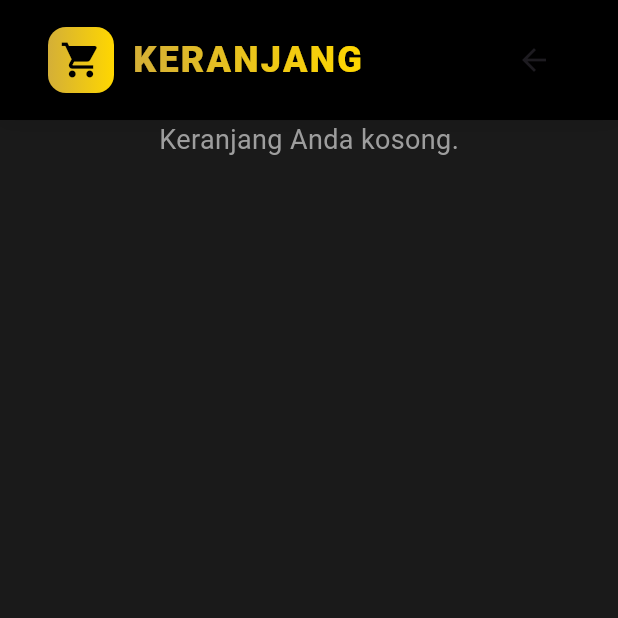
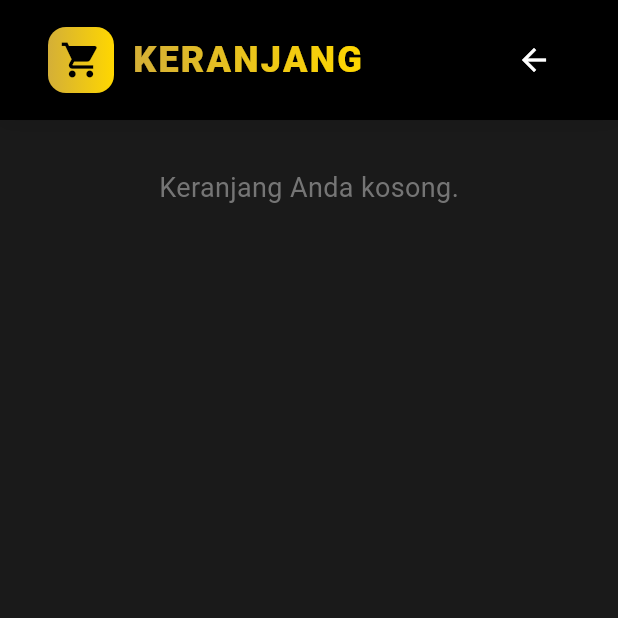
Before and after one commit to jennn1-jr/toko-novel, a Flutter app: the CartPage screen opened directly, on a phone screen of 412 x 824 dp, the top half of it. Run offline on Flutter 3.47's test engine with Material 3 defaults, Android fonts, the phone set to English and light mode, and no system bars; our stand-ins replace cloud_firestore, firebase_auth, firebase_core, font_awesome_flutter, pdf, printing and 1 more; accounts and stored records are empty; Roboto replaces fonts that are missing (Poppins); project files that could hold a hidden picture were left out.

Commit message:
fix: Improve cart page back button and text theming

```diff
--- a/lib/cart_page.dart
+++ b/lib/cart_page.dart
@@ -87,7 +87,10 @@ class _CartPageState extends State<CartPage> {
                       ),
                       const Spacer(),
                       IconButton(
-                        icon: const Icon(Icons.arrow_back),
+                        icon: Icon(
+                          Icons.arrow_back,
+                          color: isDarkMode ? Colors.white : Colors.black,
+                        ),
                         onPressed: () {
                           Navigator.pop(context);
                         },
@@ -108,10 +111,16 @@ class _CartPageState extends State<CartPage> {
                       return Center(child: Text('Error: ${snapshot.error}'));
                     }
                     if (!snapshot.hasData || snapshot.data!.isEmpty) {
-                      return const Center(
-                        child: Text(
-                          'Keranjang Anda kosong.',
-                          style: TextStyle(fontSize: 18, color: Colors.grey),
+                      return Center(
+                        child: Padding(
+                          padding: const EdgeInsets.all(32.0),
+                          child: Text(
+                            'Keranjang Anda kosong.',
+                            style: TextStyle(
+                              fontSize: 18,
+                              color: isDarkMode ? Colors.grey[600] : Colors.grey[800],
+                            ),
+                          ),
                         ),
                       );
                     }
@@ -134,11 +143,12 @@ class _CartPageState extends State<CartPage> {
                                   mainAxisAlignment:
                                       MainAxisAlignment.spaceBetween,
                                   children: [
-                                    const Text(
+                                    Text(
                                       'Keranjang Buku Anda',
                                       style: TextStyle(
                                         fontSize: 24,
                                         fontWeight: FontWeight.bold,
+                                        color: isDarkMode ? Colors.white : Colors.black,
                                       ),
                                     ),
                                     TextButton.icon(
@@ -164,6 +174,7 @@ class _CartPageState extends State<CartPage> {
                                   final item = cartItems[index];
                                   return CartItemCard(
                                     item: item,
+                                    isDarkMode: isDarkMode,
                                     onRemove: () =>
                                         _firestoreService.removeFromCart(item),
                                   );
@@ -175,17 +186,18 @@ class _CartPageState extends State<CartPage> {
                         Container(
                           width: 350,
                           color: isDarkMode
-                              ? const Color(0xFF1A1A1A)
+                              ? const Color.fromARGB(255, 44, 43, 43)
                               : const Color(0xFFF5F5F5),
                           padding: const EdgeInsets.all(24),
                           child: Column(
                             crossAxisAlignment: CrossAxisAlignment.start,
                             children: [
-                              const Text(
+                              Text(
                                 'Ringkasan Pesanan',
                                 style: TextStyle(
                                   fontSize: 20,
                                   fontWeight: FontWeight.bold,
+                                  color: isDarkMode ? Colors.white : Colors.black,
                                 ),
                               ),
                               const SizedBox(height: 24),
@@ -193,45 +205,54 @@ class _CartPageState extends State<CartPage> {
                                 mainAxisAlignment:
                                     MainAxisAlignment.spaceBetween,
                                 children: [
-                                  const Text(
+                                  Text(
                                     'Subtotal',
                                     style: TextStyle(
-                                        color: Colors.grey, fontSize: 14),
+                                        color: isDarkMode ? Colors.grey[400] : Colors.grey[600],
+                                        fontSize: 14),
                                   ),
                                   Text(
                                     'Rp ${totalPrice.toStringAsFixed(0)}',
-                                    style: const TextStyle(fontSize: 14),
+                                    style: TextStyle(
+                                      fontSize: 14,
+                                      color: isDarkMode ? Colors.white70 : Colors.black87,
+                                    ),
                                   ),
                                 ],
                               ),
                               const SizedBox(height: 12),
-                              const Row(
+                              Row(
                                 mainAxisAlignment:
                                     MainAxisAlignment.spaceBetween,
                                 children: [
                                   Text(
                                     'Biaya Pengiriman',
                                     style: TextStyle(
-                                        color: Colors.grey, fontSize: 14),
+                                        color: isDarkMode ? Colors.grey[400] : Colors.grey[600],
+                                        fontSize: 14),
                                   ),
                                   Text(
                                     'Rp 15.000',
-                                    style: TextStyle(fontSize: 14),
+                                    style: TextStyle(
+                                      fontSize: 14,
+                                      color: isDarkMode ? Colors.white70 : Colors.black87,
+                                    ),
                                   ),
                                 ],
                               ),
                               const SizedBox(height: 12),
-                              const Divider(color: Colors.grey),
+                              Divider(color: isDarkMode ? Colors.grey[800] : Colors.grey[300]),
                               const SizedBox(height: 12),
                               Row(
                                 mainAxisAlignment:
                                     MainAxisAlignment.spaceBetween,
                                 children: [
-                                  const Text(
+                                  Text(
                                     'Total',
                                     style: TextStyle(
                                       fontSize: 18,
                                       fontWeight: FontWeight.bold,
+                                      color: isDarkMode ? Colors.white : Colors.black,
                                     ),
                                   ),
                                   Text(
@@ -417,11 +438,13 @@ class _CartPageState extends State<CartPage> {
 class CartItemCard extends StatelessWidget {
   final BookModel item;
   final VoidCallback onRemove;
+  final bool isDarkMode;
 
   const CartItemCard({
     Key? key,
     required this.item,
     required this.onRemove,
+    required this.isDarkMode,
   }) : super(key: key);
 
   @override
@@ -430,8 +453,15 @@ class CartItemCard extends StatelessWidget {
       margin: const EdgeInsets.only(bottom: 16),
       padding: const EdgeInsets.all(16),
       decoration: BoxDecoration(
-        color: const Color(0xFF1E1E1E),
+        color: isDarkMode ? const Color(0xFF2A2A2A) : Colors.white,
         borderRadius: BorderRadius.circular(12),
+        boxShadow: [
+          BoxShadow(
+            color: Colors.black.withOpacity(0.1),
+            blurRadius: 10,
+            offset: Offset(0, 4),
+          ),
+        ],
       ),
       child: Row(
         children: [
@@ -446,8 +476,8 @@ class CartItemCard extends StatelessWidget {
                 return Container(
                   width: 80,
                   height: 110,
-                  color: Colors.grey[800],
-                  child: const Icon(Icons.book, size: 40, color: Colors.grey),
+                  color: isDarkMode ? Colors.grey[800] : Colors.grey[200],
+                  child: Icon(Icons.book, size: 40, color: isDarkMode ? Colors.grey[600] : Colors.grey[400]),
                 );
               },
             ),
@@ -459,10 +489,10 @@ class CartItemCard extends StatelessWidget {
               children: [
                 Text(
                   item.title ?? '',
-                  style: const TextStyle(
+                  style: TextStyle(
                     fontSize: 16,
                     fontWeight: FontWeight.bold,
-                    color: Colors.white,
+                    color: isDarkMode ? Colors.white : Colors.black,
                   ),
                 ),
                 const SizedBox(height: 4),
@@ -470,7 +500,7 @@ class CartItemCard extends StatelessWidget {
                   item.author ?? '',
                   style: TextStyle(
                     fontSize: 13,
-                    color: Colors.grey[400],
+                    color: isDarkMode ? Colors.grey[400] : Colors.grey[600],
                   ),
                 ),
                 const SizedBox(height: 8),
```
